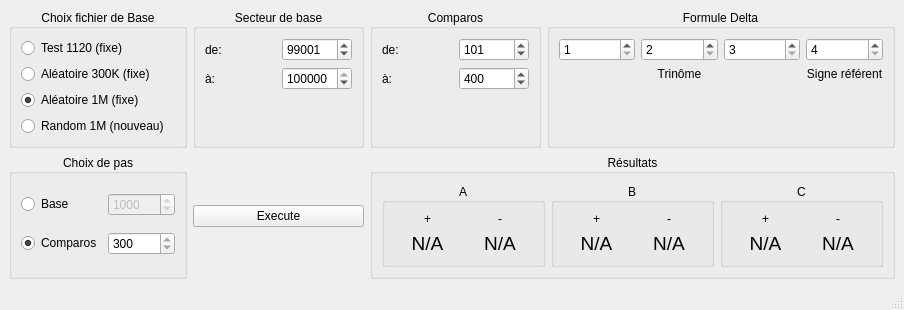
Qt form dualite_transnumerique/fenetre.ui (camptocamp/fehlmann_dualite) before a commit.
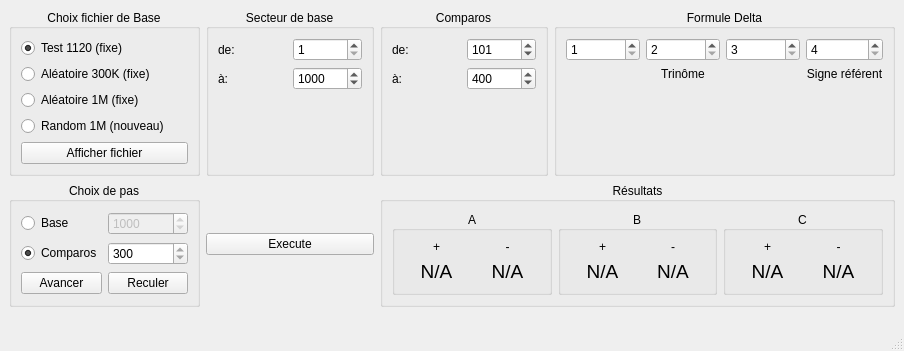
The same form after that commit.

Diff of the .ui file:
```diff
--- a/dualite_transnumerique/fenetre.ui
+++ b/dualite_transnumerique/fenetre.ui
@@ -7,7 +7,7 @@
     <x>0</x>
     <y>0</y>
     <width>904</width>
-    <height>310</height>
+    <height>351</height>
    </rect>
   </property>
   <property name="windowTitle">
@@ -35,6 +35,9 @@
          <property name="text">
           <string>Test 1120 (fixe)</string>
          </property>
+         <property name="checked">
+          <bool>true</bool>
+         </property>
         </widget>
        </item>
        <item>
@@ -50,7 +53,7 @@
           <string>Aléatoire 1M (fixe)</string>
          </property>
          <property name="checked">
-          <bool>true</bool>
+          <bool>false</bool>
          </property>
         </widget>
        </item>
@@ -64,6 +67,13 @@
          </property>
         </widget>
        </item>
+       <item>
+        <widget class="QPushButton" name="afficher">
+         <property name="text">
+          <string>Afficher fichier</string>
+         </property>
+        </widget>
+       </item>
       </layout>
      </widget>
     </item>
@@ -98,7 +108,7 @@
           <number>1000000</number>
          </property>
          <property name="value">
-          <number>99001</number>
+          <number>1</number>
          </property>
         </widget>
        </item>
@@ -125,7 +135,7 @@
           <number>1000000</number>
          </property>
          <property name="value">
-          <number>100000</number>
+          <number>1000</number>
          </property>
         </widget>
        </item>
@@ -167,7 +177,7 @@
           <number>1</number>
          </property>
          <property name="maximum">
-          <number>399</number>
+          <number>999999999</number>
          </property>
          <property name="value">
           <number>101</number>
@@ -187,7 +197,7 @@
           <number>1</number>
          </property>
          <property name="maximum">
-          <number>1000</number>
+          <number>999999999</number>
          </property>
          <property name="value">
           <number>400</number>
@@ -271,6 +281,20 @@
          </property>
         </widget>
        </item>
+       <item row="2" column="1">
+        <widget class="QPushButton" name="reculer">
+         <property name="text">
+          <string>Reculer</string>
+         </property>
+        </widget>
+       </item>
+       <item row="2" column="0">
+        <widget class="QPushButton" name="avancer">
+         <property name="text">
+          <string>Avancer</string>
+         </property>
+        </widget>
+       </item>
       </layout>
      </widget>
     </item>
```
Left out of the diff: 38 changed lines with no effect on the pictures.
